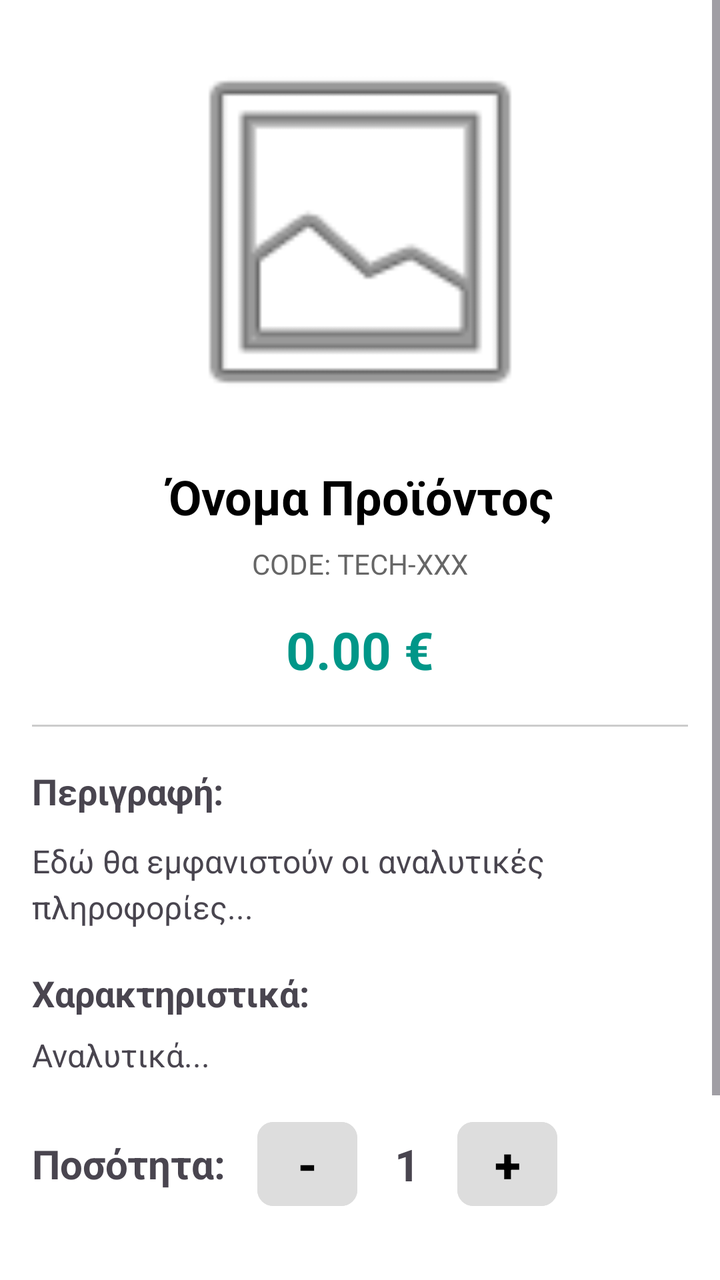
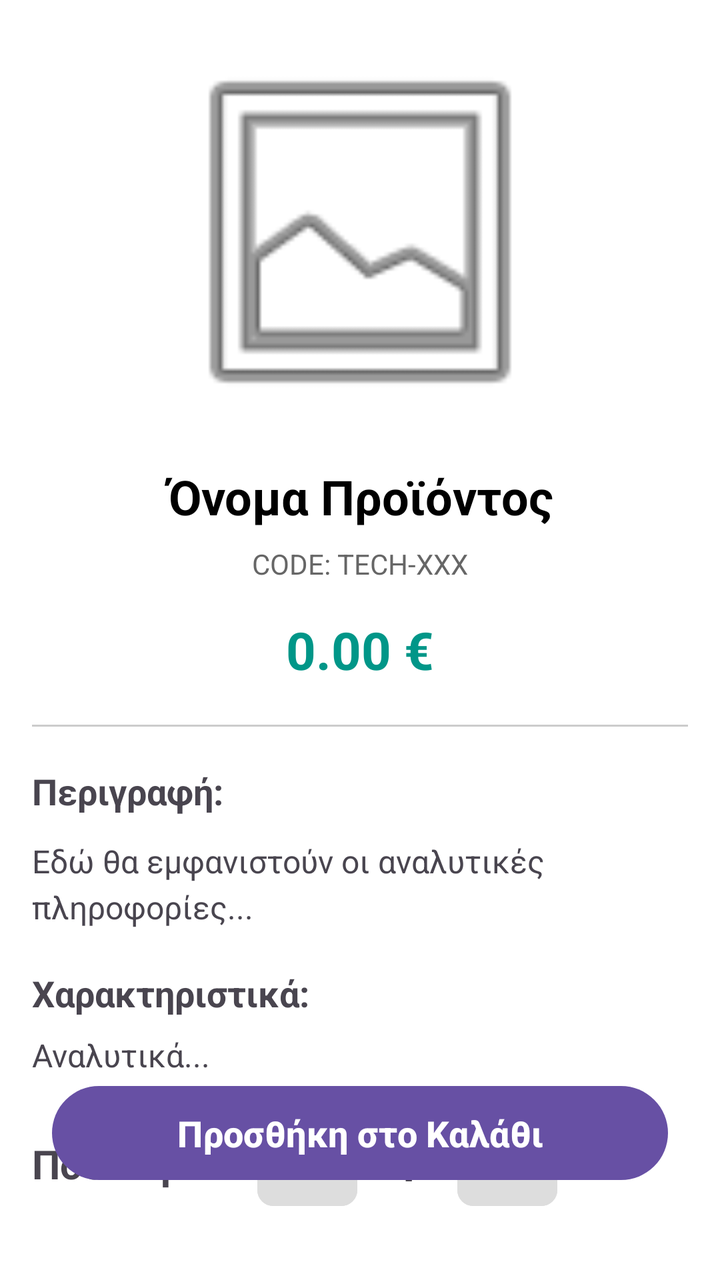

Before-and-after screenshots of an Android layout around one commit, followed by the original layout XML and the change that was made.
<!-- AndroidManifest.xml: application theme Theme.Team21 -->
<!-- res/layout/activity_product_details.xml -->
<?xml version="1.0" encoding="utf-8"?>
<ScrollView xmlns:android="http://schemas.android.com/apk/res/android"
    xmlns:app="http://schemas.android.com/apk/res-auto"
    xmlns:tools="http://schemas.android.com/tools"
    android:layout_width="match_parent"
    android:layout_height="match_parent"
    android:fillViewport="true"
    android:background="#FFFFFF">

    <androidx.constraintlayout.widget.ConstraintLayout
        android:id="@+id/activityCseDashboard"
        android:layout_width="match_parent"
        android:layout_height="wrap_content"
        android:padding="16dp">

        <ImageView
            android:id="@+id/imgDetail"
            android:layout_width="0dp"
            android:layout_height="200dp"
            android:scaleType="fitCenter"
            android:src="@android:drawable/ic_menu_gallery"
            app:layout_constraintEnd_toEndOf="parent"
            app:layout_constraintStart_toStartOf="parent"
            app:layout_constraintTop_toTopOf="parent" />

        <TextView
            android:id="@+id/txtProductDetailActivityName"
            android:layout_width="0dp"
            android:layout_height="wrap_content"
            android:layout_marginTop="16dp"
            android:text="Όνομα Προϊόντος"
            android:textSize="24sp"
            android:textStyle="bold"
            android:textColor="@android:color/black"
            android:gravity="center"
            app:layout_constraintTop_toBottomOf="@+id/imgDetail"
            app:layout_constraintStart_toStartOf="parent"
            app:layout_constraintEnd_toEndOf="parent" />

        <TextView
            android:id="@+id/txtProductDetailActivityCode"
            android:layout_width="wrap_content"
            android:layout_height="wrap_content"
            android:layout_marginTop="8dp"
            android:text="CODE: TECH-XXX"
            android:textColor="#666666"
            android:textSize="14sp"
            app:layout_constraintTop_toBottomOf="@+id/txtProductDetailActivityName"
            app:layout_constraintStart_toStartOf="parent"
            app:layout_constraintEnd_toEndOf="parent" />

        <TextView
            android:id="@+id/txtProductDetailActivityPrice"
            android:layout_width="wrap_content"
            android:layout_height="wrap_content"
            android:layout_marginTop="16dp"
            android:text="0.00 €"
            android:textSize="26sp"
            android:textStyle="bold"
            android:textColor="#009688"
            app:layout_constraintTop_toBottomOf="@+id/txtProductDetailActivityCode"
            app:layout_constraintStart_toStartOf="parent"
            app:layout_constraintEnd_toEndOf="parent" />

        <View
            android:id="@+id/divider"
            android:layout_width="0dp"
            android:layout_height="1dp"
            android:layout_marginTop="20dp"
            android:background="#CCCCCC"
            app:layout_constraintTop_toBottomOf="@+id/txtProductDetailActivityPrice"
            app:layout_constraintStart_toStartOf="parent"
            app:layout_constraintEnd_toEndOf="parent" />

        <TextView
            android:id="@+id/txtProductDetailActivityLabelDescription"
            android:layout_width="wrap_content"
            android:layout_height="wrap_content"
            android:layout_marginTop="20dp"
            android:text="Περιγραφή:"
            android:textStyle="bold"
            android:textSize="18sp"
            app:layout_constraintTop_toBottomOf="@+id/divider"
            app:layout_constraintStart_toStartOf="parent" />

        <TextView
            android:id="@+id/txtProductDetailActivityDetailDescription"
            android:layout_width="0dp"
            android:layout_height="wrap_content"
            android:layout_marginTop="12dp"
            android:lineSpacingExtra="4dp"
            android:text="Εδώ θα εμφανιστούν οι αναλυτικές πληροφορίες..."
            android:textSize="16sp"
            app:layout_constraintEnd_toEndOf="parent"
            app:layout_constraintStart_toStartOf="parent"
            app:layout_constraintTop_toBottomOf="@+id/txtProductDetailActivityLabelDescription" />

        <TextView
            android:id="@+id/txtProductDetailActivityLabelFeatures"
            android:layout_width="wrap_content"
            android:layout_height="wrap_content"
            android:layout_marginTop="20dp"
            android:text="Xαρακτηριστικά:"
            android:textStyle="bold"
            android:textSize="18sp"
            app:layout_constraintStart_toStartOf="parent"
            app:layout_constraintTop_toBottomOf="@+id/txtProductDetailActivityDetailDescription" />

        <TextView
            android:id="@+id/txtProductDetailActivityDetailFeatures"
            android:layout_width="0dp"
            android:layout_height="wrap_content"
            android:layout_marginTop="8dp"
            android:lineSpacingExtra="4dp"
            android:text="Αναλυτικά..."
            android:textSize="16sp"
            app:layout_constraintEnd_toEndOf="parent"
            app:layout_constraintStart_toStartOf="parent"
            app:layout_constraintTop_toBottomOf="@+id/txtProductDetailActivityLabelFeatures" />

        <TextView
            android:id="@+id/txtProductDetailActivityLabelQuantity"
            android:layout_width="wrap_content"
            android:layout_height="wrap_content"
            android:layout_marginTop="30dp"
            android:text="Ποσότητα:"
            android:textSize="20sp"
            android:textStyle="bold"
            app:layout_constraintStart_toStartOf="parent"
            app:layout_constraintTop_toBottomOf="@+id/txtProductDetailActivityDetailFeatures" />

        <Button
            android:id="@+id/btnProductDetailActivityQuantityMinus"
            android:layout_width="50dp"
            android:layout_height="50dp"
            android:layout_marginStart="16dp"
            android:backgroundTint="#DDDDDD"
            android:padding="0dp"
            android:text="-"
            android:textColor="#000000"
            android:textSize="24sp"
            android:textStyle="bold"
            app:cornerRadius="8dp"
            app:layout_constraintBottom_toBottomOf="@+id/txtProductDetailActivityLabelQuantity"
            app:layout_constraintStart_toEndOf="@+id/txtProductDetailActivityLabelQuantity"
            app:layout_constraintTop_toTopOf="@+id/txtProductDetailActivityLabelQuantity" />

        <TextView
            android:id="@+id/txtProductDetailActivityQuantity"
            android:layout_width="50dp"
            android:layout_height="wrap_content"
            android:gravity="center"
            android:text="1"
            android:textSize="22sp"
            android:textStyle="bold"
            app:layout_constraintBottom_toBottomOf="@+id/btnProductDetailActivityQuantityMinus"
            app:layout_constraintStart_toEndOf="@+id/btnProductDetailActivityQuantityMinus"
            app:layout_constraintTop_toTopOf="@+id/btnProductDetailActivityQuantityMinus" />

        <Button
            android:id="@+id/btnProductDetailActivityQuantityPlus"
            android:layout_width="50dp"
            android:layout_height="50dp"
            android:backgroundTint="#DDDDDD"
            android:padding="0dp"
            android:text="+"
            android:textColor="#000000"
            android:textSize="24sp"
            android:textStyle="bold"
            app:cornerRadius="8dp"
            app:layout_constraintBottom_toBottomOf="@+id/txtProductDetailActivityQuantity"
            app:layout_constraintStart_toEndOf="@+id/txtProductDetailActivityQuantity"
            app:layout_constraintTop_toTopOf="@+id/txtProductDetailActivityQuantity" />


        <Button
            android:id="@+id/btnProductDetailActivityAddCart"
            android:layout_width="0dp"
            android:layout_height="55dp"
            android:layout_marginTop="40dp"
            android:layout_marginBottom="30dp"
            android:text="Προσθήκη στο Καλάθι"
            android:textSize="18sp"
            android:textStyle="bold"
            app:layout_constraintTop_toBottomOf="@+id/btnProductDetailActivityQuantityMinus"
            app:layout_constraintStart_toStartOf="parent"
            app:layout_constraintEnd_toEndOf="parent"
            app:layout_constraintBottom_toBottomOf="parent"/>

    </androidx.constraintlayout.widget.ConstraintLayout>
</ScrollView>
<!-- resources referenced by this layout -->
<resources>
  <style name="Theme.Team21" parent="Base.Theme.Team21" />
  <style name="Base.Theme.Team21" parent="Theme.Material3.DayNight.NoActionBar">
          
          
      </style>
</resources>

<!-- the commit's change to res/layout/activity_product_details.xml (unified diff, before → after) -->
@@ -2,10 +2,11 @@
 <ScrollView xmlns:android="http://schemas.android.com/apk/res/android"
     xmlns:app="http://schemas.android.com/apk/res-auto"
     xmlns:tools="http://schemas.android.com/tools"
+    android:id="@+id/main"
     android:layout_width="match_parent"
     android:layout_height="match_parent"
-    android:fillViewport="true"
-    android:background="#FFFFFF">
+    android:background="#FFFFFF"
+    android:fillViewport="true">
 
     <androidx.constraintlayout.widget.ConstraintLayout
         android:id="@+id/activityCseDashboard"
@@ -28,14 +29,14 @@
             android:layout_width="0dp"
             android:layout_height="wrap_content"
             android:layout_marginTop="16dp"
+            android:gravity="center"
             android:text="Όνομα Προϊόντος"
+            android:textColor="@android:color/black"
             android:textSize="24sp"
             android:textStyle="bold"
-            android:textColor="@android:color/black"
-            android:gravity="center"
-            app:layout_constraintTop_toBottomOf="@+id/imgDetail"
+            app:layout_constraintEnd_toEndOf="parent"
             app:layout_constraintStart_toStartOf="parent"
-            app:layout_constraintEnd_toEndOf="parent" />
+            app:layout_constraintTop_toBottomOf="@+id/imgDetail" />
 
         <TextView
             android:id="@+id/txtProductDetailActivityCode"
@@ -45,9 +46,9 @@
             android:text="CODE: TECH-XXX"
             android:textColor="#666666"
             android:textSize="14sp"
-            app:layout_constraintTop_toBottomOf="@+id/txtProductDetailActivityName"
+            app:layout_constraintEnd_toEndOf="parent"
             app:layout_constraintStart_toStartOf="parent"
-            app:layout_constraintEnd_toEndOf="parent" />
+            app:layout_constraintTop_toBottomOf="@+id/txtProductDetailActivityName" />
 
         <TextView
             android:id="@+id/txtProductDetailActivityPrice"
@@ -55,12 +56,12 @@
             android:layout_height="wrap_content"
             android:layout_marginTop="16dp"
             android:text="0.00 €"
+            android:textColor="#009688"
             android:textSize="26sp"
             android:textStyle="bold"
-            android:textColor="#009688"
-            app:layout_constraintTop_toBottomOf="@+id/txtProductDetailActivityCode"
+            app:layout_constraintEnd_toEndOf="parent"
             app:layout_constraintStart_toStartOf="parent"
-            app:layout_constraintEnd_toEndOf="parent" />
+            app:layout_constraintTop_toBottomOf="@+id/txtProductDetailActivityCode" />
 
         <View
             android:id="@+id/divider"
@@ -68,9 +69,9 @@
             android:layout_height="1dp"
             android:layout_marginTop="20dp"
             android:background="#CCCCCC"
-            app:layout_constraintTop_toBottomOf="@+id/txtProductDetailActivityPrice"
+            app:layout_constraintEnd_toEndOf="parent"
             app:layout_constraintStart_toStartOf="parent"
-            app:layout_constraintEnd_toEndOf="parent" />
+            app:layout_constraintTop_toBottomOf="@+id/txtProductDetailActivityPrice" />
 
         <TextView
             android:id="@+id/txtProductDetailActivityLabelDescription"
@@ -78,10 +79,10 @@
             android:layout_height="wrap_content"
             android:layout_marginTop="20dp"
             android:text="Περιγραφή:"
+            android:textSize="18sp"
             android:textStyle="bold"
-            android:textSize="18sp"
-            app:layout_constraintTop_toBottomOf="@+id/divider"
-            app:layout_constraintStart_toStartOf="parent" />
+            app:layout_constraintStart_toStartOf="parent"
+            app:layout_constraintTop_toBottomOf="@+id/divider" />
 
         <TextView
             android:id="@+id/txtProductDetailActivityDetailDescription"
@@ -101,8 +102,8 @@
             android:layout_height="wrap_content"
             android:layout_marginTop="20dp"
             android:text="Xαρακτηριστικά:"
+            android:textSize="18sp"
             android:textStyle="bold"
-            android:textSize="18sp"
             app:layout_constraintStart_toStartOf="parent"
             app:layout_constraintTop_toBottomOf="@+id/txtProductDetailActivityDetailDescription" />
 
@@ -177,15 +178,16 @@
             android:id="@+id/btnProductDetailActivityAddCart"
             android:layout_width="0dp"
             android:layout_height="55dp"
-            android:layout_marginTop="40dp"
+            android:layout_marginStart="10dp"
+            android:layout_marginEnd="10dp"
             android:layout_marginBottom="30dp"
             android:text="Προσθήκη στο Καλάθι"
             android:textSize="18sp"
             android:textStyle="bold"
-            app:layout_constraintTop_toBottomOf="@+id/btnProductDetailActivityQuantityMinus"
-            app:layout_constraintStart_toStartOf="parent"
+            app:layout_constraintBottom_toBottomOf="parent"
             app:layout_constraintEnd_toEndOf="parent"
-            app:layout_constraintBottom_toBottomOf="parent"/>
+            app:layout_constraintHorizontal_bias="0.0"
+            app:layout_constraintStart_toStartOf="parent" />
 
     </androidx.constraintlayout.widget.ConstraintLayout>
 </ScrollView>
